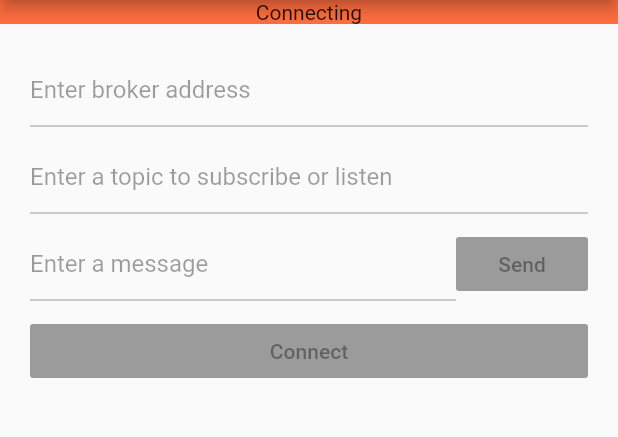
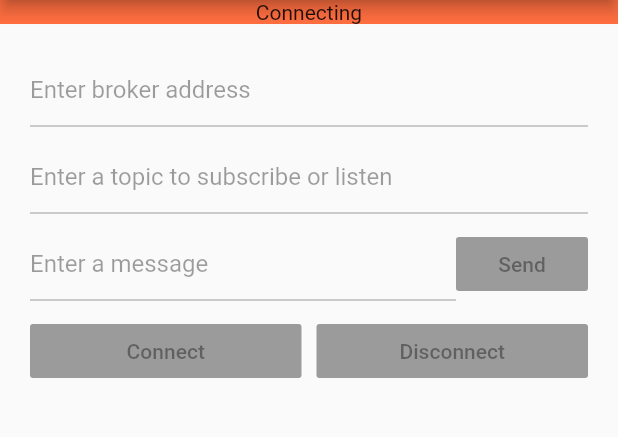
Before and after one commit to anoop4real/Flutter_MQTT, a Flutter app: the screen it shows after launch, after a tap on "Connect", on a phone screen of 412 x 824 dp, the part 84-521 px from its top. Run offline on Flutter 3.47's test engine with Material 2 defaults, Android fonts, the phone set to English and light mode, and no system bars; missing offline and left inert: mqtt_client.

Commit message:
Add disconnection logic

```diff
--- a/lib/mqtt/MQTTManager.dart
+++ b/lib/mqtt/MQTTManager.dart
@@ -52,11 +52,11 @@ class MQTTManager{
       await _client.connect();
     } on Exception catch (e) {
       print('EXAMPLE::client exception - $e');
-      _disconnect();
+      disconnect();
     }
   }
 
-  void _disconnect() {
+  void disconnect() {
     print('Disconnected');
     _client.disconnect();
   }
--- a/lib/widgets/mqttView.dart
+++ b/lib/widgets/mqttView.dart
@@ -22,15 +22,16 @@ class _MQTTViewState extends State<MQTTView> {
   void initState() {
     super.initState();
 
+    /*
     _hostTextController.addListener(_printLatestValue);
     _messageTextController.addListener(_printLatestValue);
     _topicTextController.addListener(_printLatestValue);
+
+     */
   }
 
   @override
   void dispose() {
-    // Clean up the controller when the widget is removed from the widget tree.
-    // This also removes the _printLatestValue listener.
     _hostTextController.dispose();
     _messageTextController.dispose();
     _topicTextController.dispose();
@@ -46,6 +47,7 @@ class _MQTTViewState extends State<MQTTView> {
   @override
   Widget build(BuildContext context) {
     final appState = Provider.of<MQTTAppState>(context);
+    // Keep a reference to the app state.
     currentAppState = appState;
     var scaffold =
         Scaffold(appBar: _buildAppBar(context), body: _buildColumn());
@@ -145,40 +147,10 @@ class _MQTTViewState extends State<MQTTView> {
     );
   }
 
-  String _prepareStateMessageFrom(MQTTAppConnectionState state) {
-    switch (state) {
-      case MQTTAppConnectionState.connected:
-        return "Connected";
-      case MQTTAppConnectionState.connecting:
-        return "Connecting";
-      case MQTTAppConnectionState.disconnected:
-        return "Disconnected";
-    }
-  }
-
-  void _configureAndConnect() {
-    manager = MQTTManager(
-        host: _hostTextController.text,
-        topic: _topicTextController.text,
-        identifier: 'ios',
-        state: currentAppState);
-    manager.initializeMQTTClient();
-    manager.connect();
-  }
-
-  void _publishMessage(String text) {
-    String os_Prefix = "Flutter_iOS";
-    if(Platform.isAndroid){
-      os_Prefix = "Flutter_Android";
-    }
-    final message = os_Prefix + " says: " + text;
-    manager.publish(message);
-    _messageTextController.clear();
-  }
-
   Widget _buildConnecteButtonFrom(MQTTAppConnectionState state) {
     return Row(
       children: <Widget>[
+
         Expanded(
           child: RaisedButton(
             color: Colors.lightBlueAccent,
@@ -188,6 +160,18 @@ class _MQTTViewState extends State<MQTTView> {
                 : null, //
           ),
         ),
+        SizedBox(width: 10),
+        Expanded(
+          child: RaisedButton(
+            color: Colors.redAccent,
+            child: Text('Disconnect'),
+            onPressed: state == MQTTAppConnectionState.connected
+                ? _disconnect
+                : null, //
+          ),
+        ),
+
+
       ],
     );
   }
@@ -203,4 +187,43 @@ class _MQTTViewState extends State<MQTTView> {
           : null, //
     );
   }
+  // Utility functions
+  String _prepareStateMessageFrom(MQTTAppConnectionState state) {
+    switch (state) {
+      case MQTTAppConnectionState.connected:
+        return "Connected";
+      case MQTTAppConnectionState.connecting:
+        return "Connecting";
+      case MQTTAppConnectionState.disconnected:
+        return "Disconnected";
+    }
+  }
+
+  void _configureAndConnect() {
+    // TODO: Use UUID
+    String os_Prefix = "Flutter_iOS";
+    if(Platform.isAndroid){
+      os_Prefix = "Flutter_Android";
+    }
+    manager = MQTTManager(
+        host: _hostTextController.text,
+        topic: _topicTextController.text,
+        identifier: os_Prefix,
+        state: currentAppState);
+    manager.initializeMQTTClient();
+    manager.connect();
+  }
+
+  void _disconnect(){
+    manager.disconnect();
+  }
+  void _publishMessage(String text) {
+    String os_Prefix = "Flutter_iOS";
+    if(Platform.isAndroid){
+      os_Prefix = "Flutter_Android";
+    }
+    final message = os_Prefix + " says: " + text;
+    manager.publish(message);
+    _messageTextController.clear();
+  }
 }
```
